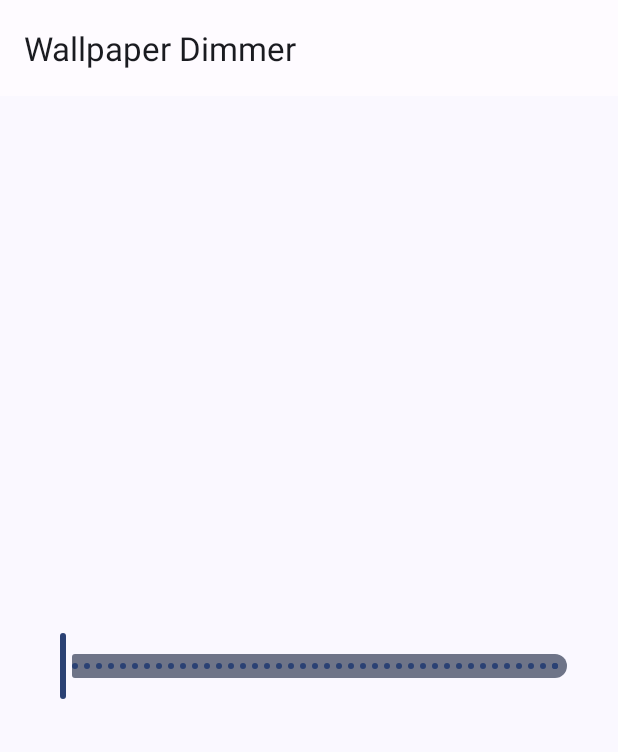
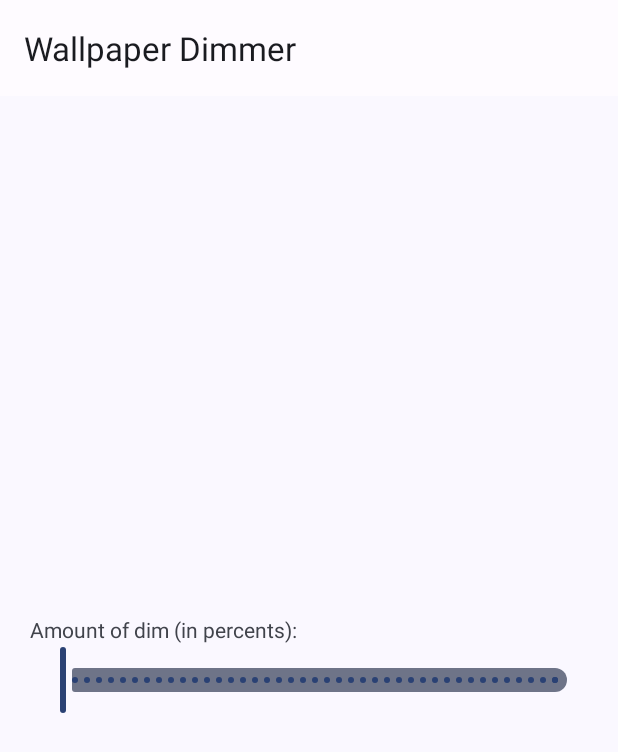
Before and after one commit to witelokk/WallpaperDimmerAndroid13, an Android app: the screen it shows after launch (MainActivity), on a phone screen of 412 x 824 dp. Shown: the top 752 px of the screen. Run offline under Robolectric (Android 15) with nearby library versions, the phone set to English and light mode, and no system bars; libraries missing offline, so code that uses them is left out: com.topjohnwu.superuser; 3 statements that could not run were skipped.

Commit message:
update layout

```diff
--- a/app/src/main/res/layout/activity_main.xml
+++ b/app/src/main/res/layout/activity_main.xml
@@ -1,22 +1,27 @@
 <?xml version="1.0" encoding="utf-8"?>
-<androidx.constraintlayout.widget.ConstraintLayout xmlns:android="http://schemas.android.com/apk/res/android"
+<androidx.appcompat.widget.LinearLayoutCompat xmlns:android="http://schemas.android.com/apk/res/android"
     xmlns:app="http://schemas.android.com/apk/res-auto"
     xmlns:tools="http://schemas.android.com/tools"
     android:layout_width="match_parent"
     android:layout_height="match_parent"
+    android:padding="20dp"
+    android:orientation="vertical"
+    android:gravity="center_vertical"
     tools:context=".MainActivity">
+
+    <TextView
+        android:id="@+id/textView"
+        android:layout_width="wrap_content"
+        android:layout_height="wrap_content"
+        android:text="@string/dim_amount"
+        app:layout_constraintBottom_toTopOf="@+id/dim_slider" />
 
     <com.google.android.material.slider.Slider
         android:id="@+id/dim_slider"
-        android:layout_width="0dp"
+        android:layout_width="match_parent"
         android:layout_height="wrap_content"
-        android:layout_marginStart="20dp"
-        android:layout_marginEnd="20dp"
         android:stepSize="1"
         android:valueFrom="0"
-        android:valueTo="100"
-        app:layout_constraintBottom_toBottomOf="parent"
-        app:layout_constraintEnd_toEndOf="parent"
-        app:layout_constraintStart_toStartOf="parent"
-        app:layout_constraintTop_toTopOf="parent" />
-</androidx.constraintlayout.widget.ConstraintLayout>
+        android:valueTo="100" />
+
+</androidx.appcompat.widget.LinearLayoutCompat>
--- a/app/src/main/res/values/strings.xml
+++ b/app/src/main/res/values/strings.xml
@@ -1,4 +1,5 @@
 <resources>
     <string name="app_name">Wallpaper Dimmer</string>
     <string name="no_permission_toast">Grant root permission in Magisk app</string>
+    <string name="dim_amount">Amount of dim (in percents):</string>
 </resources>
```
